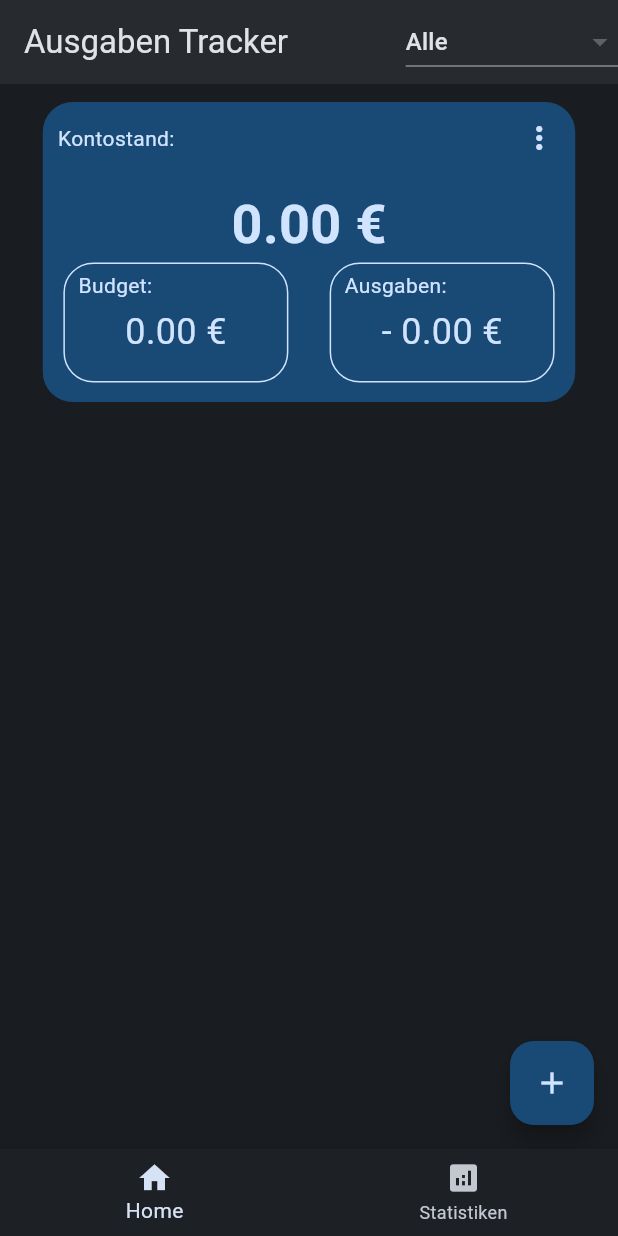
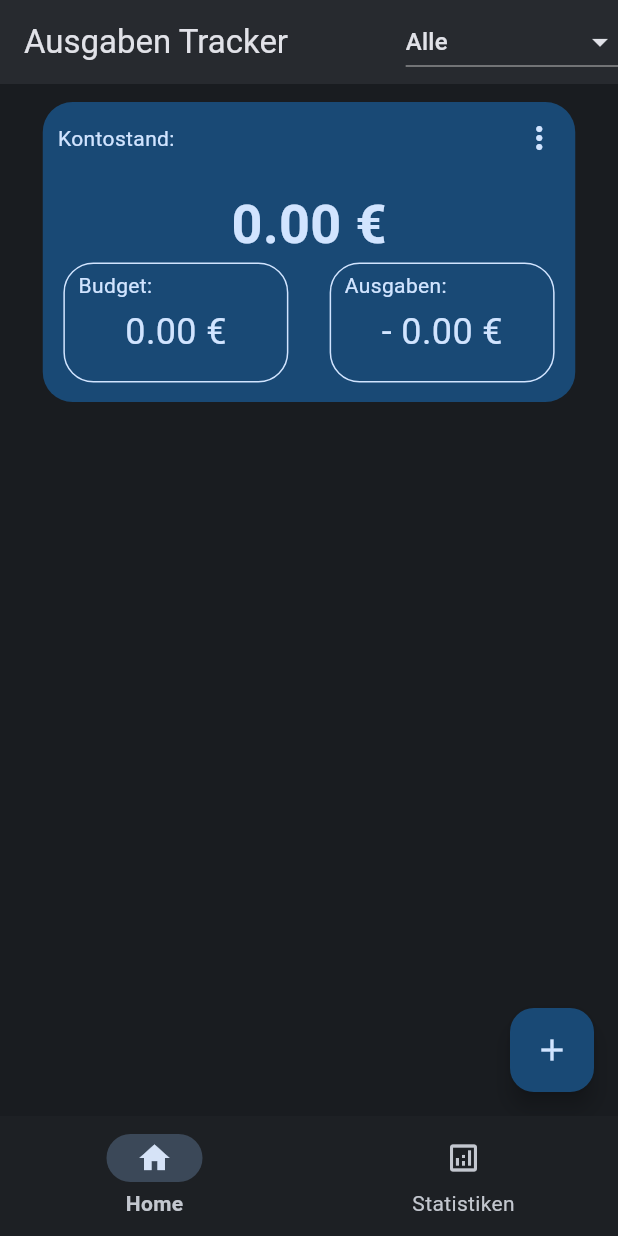
Before and after one commit to Anas-Dora/Expense-tracker, a Flutter app: the screen it shows after launch, on a phone screen of 412 x 824 dp. Run offline on Flutter 3.47's test engine with Material 3 defaults, Android fonts, the phone set to English and light mode, and no system bars; our stand-ins replace fl_chart, flex_color_scheme, hive, hive_flutter; accounts and stored records are empty.

Commit message:
add navigation bar and update icons

```diff
--- a/lib/AusgabenListe.dart
+++ b/lib/AusgabenListe.dart
@@ -504,6 +504,7 @@ class AusgabenListeState extends State<AusgabenListe> {
         foregroundColor: Color(0xFFE1E2E8),
         actions: [
           DropdownButton<String>(
+            icon: Icon(Icons.arrow_drop_down, color: Color(0xFFE1E2E8)),
             value: filterKategorie,
             onChanged: (value) => setState(() => filterKategorie = value!),
             items:
--- a/lib/Bargraph.dart
+++ b/lib/Bargraph.dart
@@ -24,6 +24,7 @@ class _BarGraphState extends State<BarGraph> {
   final Color barBackgroundColor = Color(0xffD1E4FF);
   final Color barColor = Color(0xff194975);
   final Color touchedBarColor = Color(0xff003258);
+  bool isChecked = false;
 
   Map<String, Map<String, double>> _berechneSummen(List<Ausgabe> ausgaben) {
     DateTime heute = DateTime.now();
@@ -183,8 +184,10 @@ class _BarGraphState extends State<BarGraph> {
                                   setStateDialog(() {
                                     if (value == true) {
                                       ausgewaehlteKategorien.add(kategorie);
+                                      isChecked = true;
                                     } else {
                                       ausgewaehlteKategorien.remove(kategorie);
+                                      isChecked = false;
                                     }
                                   });
                                 },
@@ -258,7 +261,13 @@ class _BarGraphState extends State<BarGraph> {
           if (_zeitraum == 'Woche' || _zeitraum == 'Monat')
             IconButton(
               onPressed: _openKategorieFilterDialog,
-              icon: Icon(Icons.filter_alt, color: Color(0xFFE1E2E8)),
+              icon:
+                  isChecked
+                      ? Icon(Icons.filter_alt, color: Color(0xFFE1E2E8))
+                      : Icon(
+                        Icons.filter_alt_outlined,
+                        color: Color(0xFFE1E2E8),
+                      ),
             ),
         ],
       ),
--- a/lib/HomePage.dart
+++ b/lib/HomePage.dart
@@ -42,22 +42,41 @@ class _HomepageState extends State<Homepage> {
       _barGraph,
     ];
     return Scaffold(
-      bottomNavigationBar: BottomNavigationBar(
-        items: const <BottomNavigationBarItem>[
-          BottomNavigationBarItem(icon: Icon(Icons.home), label: 'Home'),
-          BottomNavigationBarItem(
-            icon: Icon(Icons.analytics),
-            label: 'Statistiken',
-          ),
-        ],
-        currentIndex: _selectedIndex,
-        onTap: _onItemTapped,
-        backgroundColor: Color(0xff1D2024),
-        selectedItemColor: Color(0xffD6E3F7),
-        unselectedItemColor: Color(0xffC3C7CF),
-        selectedIconTheme: IconThemeData(color: Color(0xffD6E3F7)),
-        unselectedIconTheme: IconThemeData(color: Color(0xffC3C7CF)),
+      bottomNavigationBar: NavigationBarTheme(
+        data: NavigationBarThemeData(
+          labelTextStyle: MaterialStateProperty.resolveWith<TextStyle>((
+            states,
+          ) {
+            if (states.contains(MaterialState.selected)) {
+              return const TextStyle(
+                color: Color(0xffC3C7CF),
+                fontWeight: FontWeight.bold,
+              );
+            }
+            return const TextStyle(color: Color(0xffC3C7CF));
+          }),
+        ),
+        child: NavigationBar(
+          backgroundColor: const Color(0xff1D2024),
+          selectedIndex: _selectedIndex,
+          onDestinationSelected: _onItemTapped,
+          indicatorColor: Color(0XFF3b4858),
+          labelBehavior: NavigationDestinationLabelBehavior.alwaysShow,
+          destinations: const [
+            NavigationDestination(
+              icon: Icon(Icons.home_outlined, color: Color(0xffC3C7CF)),
+              selectedIcon: Icon(Icons.home, color: Color(0xffD6E3F7)),
+              label: 'Home',
+            ),
+            NavigationDestination(
+              icon: Icon(Icons.analytics_outlined, color: Color(0xffC3C7CF)),
+              selectedIcon: Icon(Icons.analytics, color: Color(0xffD6E3F7)),
+              label: 'Statistiken',
+            ),
+          ],
+        ),
       ),
+
       body: screens[_selectedIndex],
     );
   }
```
